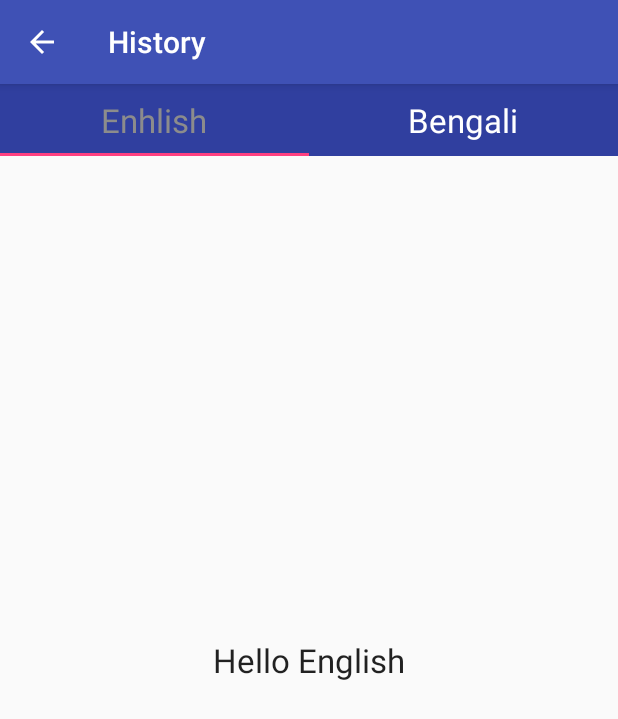
After one commit to ruhulmath08/AndroidDevelopmentResource, an Android app: the FragmentEnglish screen opened directly, with no data from a screen before it, on a phone screen of 412 x 824 dp. The commit adds this screen. Shown: the top 719 px of the screen. Run offline under Robolectric (Android 15) with nearby library versions, the phone set to English and light mode, and no system bars.

Commit message:
add alamoni, history

```diff
--- a/RcApp/RajshahiCollege/app/src/main/AndroidManifest.xml
+++ b/RcApp/RajshahiCollege/app/src/main/AndroidManifest.xml
@@ -18,6 +18,12 @@
                 <category android:name="android.intent.category.LAUNCHER" />
             </intent-filter>
         </activity>
+        <activity
+            android:name=".NotableAlumni"
+            android:label="Notable Alumni" />
+        <activity
+            android:name=".History"
+            android:label="History" />
     </application>
 
 </manifest>
--- /dev/null
+++ b/RcApp/RajshahiCollege/app/src/main/java/ruhul/www/odduu/com/rajshahicollege/FragmentBengali.java
@@ -0,0 +1,21 @@
+package ruhul.www.odduu.com.rajshahicollege;
+
+import android.os.Bundle;
+import android.support.annotation.NonNull;
+import android.support.annotation.Nullable;
+import android.support.v4.app.Fragment;
+import android.view.LayoutInflater;
+import android.view.View;
+import android.view.ViewGroup;
+
+public class FragmentBengali extends Fragment {
+
+    View view;
+
+    @Nullable
+    @Override
+    public View onCreateView(@NonNull LayoutInflater inflater, @Nullable ViewGroup container, @Nullable Bundle savedInstanceState) {
+        view = inflater.inflate(R.layout.fragment_bengla_layout, container, false);
+        return view;
+    }
+}
--- /dev/null
+++ b/RcApp/RajshahiCollege/app/src/main/java/ruhul/www/odduu/com/rajshahicollege/FragmentEnglish.java
@@ -0,0 +1,21 @@
+package ruhul.www.odduu.com.rajshahicollege;
+
+import android.os.Bundle;
+import android.support.annotation.NonNull;
+import android.support.annotation.Nullable;
+import android.support.v4.app.Fragment;
+import android.view.LayoutInflater;
+import android.view.View;
+import android.view.ViewGroup;
+
+public class FragmentEnglish extends Fragment{
+
+    View view;
+
+    @Nullable
+    @Override
+    public View onCreateView(@NonNull LayoutInflater inflater, @Nullable ViewGroup container, @Nullable Bundle savedInstanceState) {
+        view = inflater.inflate(R.layout.fragmennt_english_layout, container, false);
+        return view;
+    }
+}
--- /dev/null
+++ b/RcApp/RajshahiCollege/app/src/main/java/ruhul/www/odduu/com/rajshahicollege/History.java
@@ -0,0 +1,49 @@
+package ruhul.www.odduu.com.rajshahicollege;
+
+import android.support.design.widget.TabLayout;
+import android.support.v4.view.ViewPager;
+import android.support.v7.app.AppCompatActivity;
+import android.os.Bundle;
+import android.view.MenuItem;
+
+import ruhul.www.odduu.com.rajshahicollege.adapter.HistoryPagerAdapter;
+
+public class History extends AppCompatActivity {
+
+    private TabLayout historyTabLayout;
+    private ViewPager historyViewPager;
+
+    @Override
+    protected void onCreate(Bundle savedInstanceState) {
+        super.onCreate(savedInstanceState);
+        setContentView(R.layout.activity_history);
+
+        //for back arrow button
+        getSupportActionBar().setDisplayHomeAsUpEnabled(true);
+        getSupportActionBar().setHomeButtonEnabled(true);
+
+        historyTabLayout = findViewById(R.id.history_tabLayout);
+        historyViewPager = findViewById(R.id.history_viewPager);
+        setUpMyWiewPager(historyViewPager);
+        historyTabLayout.setupWithViewPager(historyViewPager);
+    }
+
+    //setUpMyWiewPager() method
+    private void setUpMyWiewPager(ViewPager vp) {
+        HistoryPagerAdapter historyPagerAdapter = new HistoryPagerAdapter(getSupportFragmentManager());
+        historyPagerAdapter.addMyFragment(new FragmentEnglish(), "Enhlish");
+        historyPagerAdapter.addMyFragment(new FragmentBengali(), "Bengali");
+        vp.setAdapter(historyPagerAdapter);
+    }
+
+    //for back arrow button
+    @Override
+    public boolean onOptionsItemSelected(MenuItem item) {
+
+        if(item.getItemId() == android.R.id.home)
+        {
+            finish();
+        }
+        return super.onOptionsItemSelected(item);
+    }
+}
--- /dev/null
+++ b/RcApp/RajshahiCollege/app/src/main/java/ruhul/www/odduu/com/rajshahicollege/adapter/HistoryPagerAdapter.java
@@ -0,0 +1,41 @@
+package ruhul.www.odduu.com.rajshahicollege.adapter;
+
+import android.support.annotation.Nullable;
+import android.support.v4.app.Fragment;
+import android.support.v4.app.FragmentManager;
+import android.support.v4.app.FragmentPagerAdapter;
+import android.support.v4.view.PagerAdapter;
+
+import java.util.ArrayList;
+import java.util.List;
+
+public class HistoryPagerAdapter extends FragmentPagerAdapter{
+
+    private final List<Fragment> myList = new ArrayList<>();
+    private final List<String> myTitle = new ArrayList<>();
+
+    public HistoryPagerAdapter(FragmentManager fm) {
+        super(fm);
+    }
+
+    @Override
+    public Fragment getItem(int position) {
+        return myList.get(position);
+    }
+
+    @Override
+    public int getCount() {
+        return myList.size();
+    }
+
+    @Nullable
+    @Override
+    public CharSequence getPageTitle(int position) {
+        return myTitle.get(position);
+    }
+
+    public void addMyFragment(Fragment f,  String title){
+        myList.add(f);
+        myTitle.add(title);
+    }
+}
--- /dev/null
+++ b/RcApp/RajshahiCollege/app/src/main/res/layout/activity_history.xml
@@ -0,0 +1,25 @@
+<?xml version="1.0" encoding="utf-8"?>
+<android.support.design.widget.CoordinatorLayout xmlns:android="http://schemas.android.com/apk/res/android"
+    xmlns:app="http://schemas.android.com/apk/res-auto"
+    xmlns:tools="http://schemas.android.com/tools"
+    android:layout_width="match_parent"
+    android:layout_height="match_parent"
+    tools:context=".History">
+
+    <android.support.design.widget.TabLayout
+        android:id="@+id/history_tabLayout"
+        android:layout_width="match_parent"
+        android:layout_height="wrap_content"
+        android:background="@color/colorPrimary"
+        app:tabSelectedTextColor="#8c8c8c"
+        app:tabTextAppearance="@style/Base.TextAppearance.AppCompat.Large"
+        app:tabTextColor="@android:color/white"
+        android:backgroundTint="@color/colorPrimaryDark"></android.support.design.widget.TabLayout>
+
+    <!--To get the view according to tab-->
+    <android.support.v4.view.ViewPager
+        android:id="@+id/history_viewPager"
+        android:layout_width="match_parent"
+        android:layout_height="match_parent"></android.support.v4.view.ViewPager>
+
+</android.support.design.widget.CoordinatorLayout>
--- a/RcApp/RajshahiCollege/app/src/main/res/layout/content_main.xml
+++ b/RcApp/RajshahiCollege/app/src/main/res/layout/content_main.xml
@@ -68,7 +68,7 @@
                         android:weightSum="3">
 
                         <LinearLayout
-                            android:id="@+id/id_problemlist"
+                            android:id="@+id/id_history"
                             android:layout_width="0dp"
                             android:layout_height="120dp"
                             android:layout_margin="1dp"
@@ -360,6 +360,7 @@
                         </LinearLayout>
 
                         <LinearLayout
+                            android:id="@+id/notable_alumni"
                             android:layout_width="0dp"
                             android:layout_height="120dp"
                             android:layout_margin="1dp"
--- /dev/null
+++ b/RcApp/RajshahiCollege/app/src/main/res/layout/fragmennt_english_layout.xml
@@ -0,0 +1,14 @@
+<?xml version="1.0" encoding="utf-8"?>
+<LinearLayout xmlns:android="http://schemas.android.com/apk/res/android"
+    android:layout_width="match_parent"
+    android:layout_height="match_parent"
+    android:gravity="center">
+
+    <TextView
+        android:layout_width="match_parent"
+        android:layout_height="wrap_content"
+        android:gravity="center"
+        android:textAppearance="@style/Base.TextAppearance.AppCompat.Large"
+        android:text="Hello English" />
+
+</LinearLayout>
```
Also changed, not shown: RcApp/RajshahiCollege/app/src/main/java/ruhul/www/odduu/com/rajshahicollege/MainActivity.java (+27 -0 lines), RcApp/RajshahiCollege/app/src/main/java/ruhul/www/odduu/com/rajshahicollege/NotableAlumni.java (added, +94 -0 lines), RcApp/RajshahiCollege/app/src/main/res/layout/activity_notable_alumni.xml (added, +33 -0 lines), RcApp/RajshahiCollege/app/src/main/res/layout/fragment_bengla_layout.xml (added, +14 -0 lines), 3 other files.
